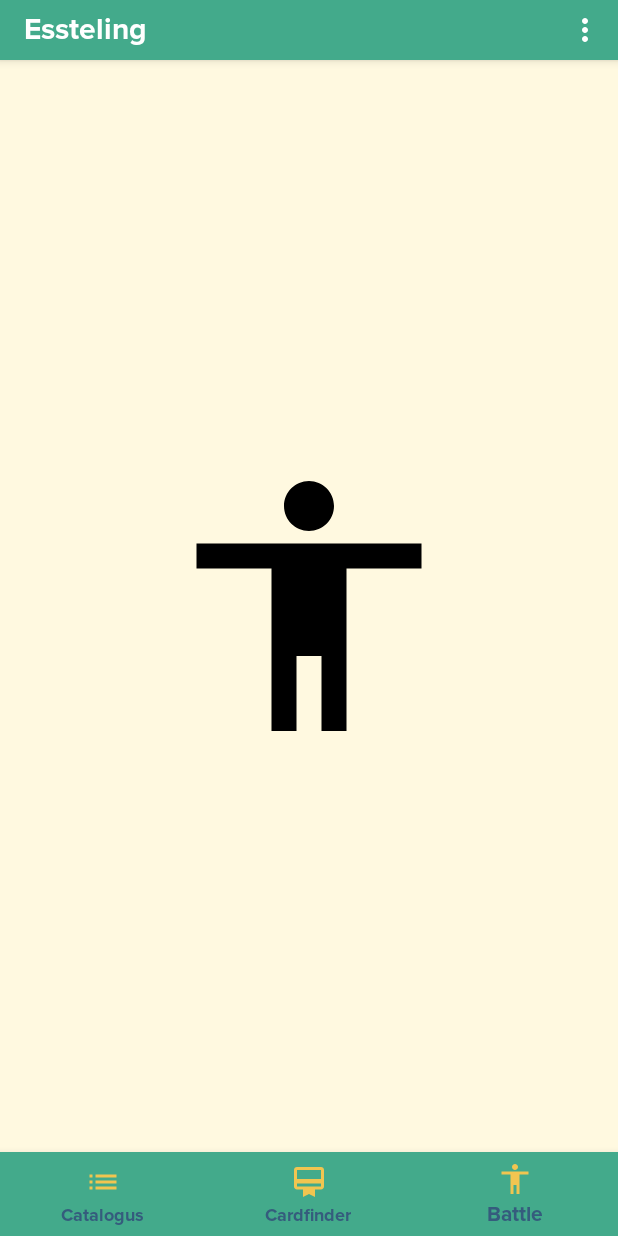
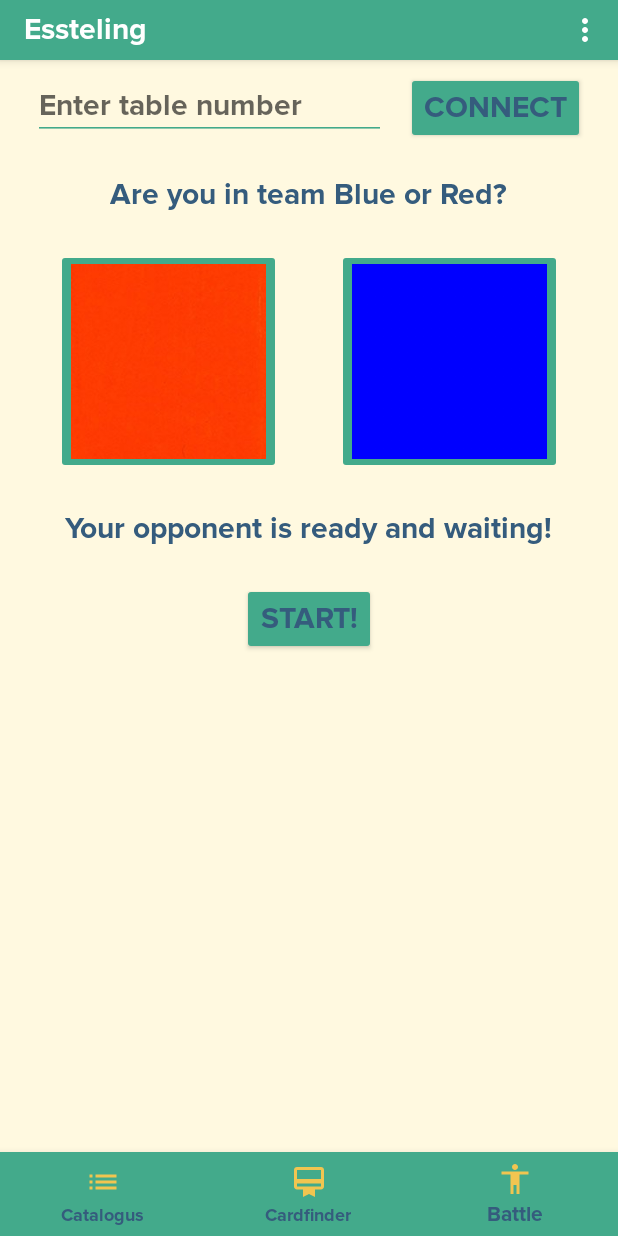
Before and after one commit to fdegroot1/MOB, an Android app: the BattleFragment screen opened through its navigation route, on a phone screen of 412 x 824 dp. Run offline under Robolectric (Android 15) with nearby library versions, the phone set to English and light mode, and no system bars; our stand-ins replace navigation-ui.

Commit message:
Tidy up merge conflicts

```diff
--- a/App/app/src/main/java/com/example/android/cardgame/ui/CatalogueFragment.java
+++ b/App/app/src/main/java/com/example/android/cardgame/ui/CatalogueFragment.java
@@ -12,7 +12,6 @@ import com.example.android.cardgame.R;
 import com.example.android.cardgame.SavedCardSettings;
 
 import java.util.ArrayList;
-import java.util.Objects;
 import java.util.Set;
 
 import mob.sdk.cards.Card;
--- a/App/app/src/main/res/layout/fragment_battle.xml
+++ b/App/app/src/main/res/layout/fragment_battle.xml
@@ -1,15 +1,90 @@
 <?xml version="1.0" encoding="utf-8"?>
-<FrameLayout xmlns:android="http://schemas.android.com/apk/res/android"
-    xmlns:tools="http://schemas.android.com/tools"
+<androidx.constraintlayout.widget.ConstraintLayout xmlns:android="http://schemas.android.com/apk/res/android"
+    xmlns:app="http://schemas.android.com/apk/res-auto"
     android:layout_width="match_parent"
-    android:layout_height="match_parent"
-    tools:context=".ui.BattleFragment"
-    >
-    <ImageView
-        android:id="@+id/imageView"
-        android:layout_width="200dp"
-        android:layout_height="200dp"
-        android:layout_gravity="center"
-        android:src="@drawable/ic_accessibility_black_24dp"
-        />
-</FrameLayout>
+    android:layout_height="match_parent">
+
+    <EditText
+        android:id="@+id/table_input"
+        android:layout_width="wrap_content"
+        android:layout_height="wrap_content"
+        android:layout_marginTop="8dp"
+        android:layout_marginLeft="8dp"
+        android:paddingRight="56dp"
+        android:inputType="number"
+        app:layout_constraintTop_toTopOf="parent"
+        app:layout_constraintRight_toLeftOf="@id/button_connect"
+        app:layout_constraintLeft_toLeftOf="parent"
+        android:hint="@string/table_input"
+        android:textSize="20dp"
+        android:layout_marginStart="8dp"
+        android:paddingEnd="56dp" />
+
+    <Button
+        android:id="@+id/button_connect"
+        android:layout_width="wrap_content"
+        android:layout_height="wrap_content"
+        android:layout_marginTop="8dp"
+        android:layout_marginRight="8dp"
+        android:text="@string/connect"
+        app:layout_constraintTop_toTopOf="parent"
+        app:layout_constraintLeft_toRightOf="@id/table_input"
+        app:layout_constraintRight_toRightOf="parent"
+        android:textSize="20sp"
+        android:layout_marginEnd="8dp" />
+
+    <TextView
+        android:id="@+id/team_select_text"
+        android:layout_width="wrap_content"
+        android:layout_height="wrap_content"
+        android:layout_marginTop="24dp"
+        android:text="@string/team_select"
+        android:textSize="20sp"
+        app:layout_constraintLeft_toLeftOf="parent"
+        app:layout_constraintRight_toRightOf="parent"
+        app:layout_constraintTop_toBottomOf="@id/table_input" />
+
+    <ImageButton
+        android:id="@+id/red_team"
+        android:layout_width="150dp"
+        android:layout_height="150dp"
+        android:layout_marginTop="24dp"
+        app:layout_constraintRight_toLeftOf="@id/blue_team"
+        app:layout_constraintTop_toBottomOf="@id/team_select_text"
+        app:layout_constraintLeft_toLeftOf="parent"
+        android:src="@drawable/red_placeholder"
+        android:scaleType="centerCrop" />
+
+    <ImageButton
+        android:id="@+id/blue_team"
+        android:layout_width="150dp"
+        android:layout_height="150dp"
+        android:layout_marginTop="24dp"
+        app:layout_constraintLeft_toRightOf="@id/red_team"
+        app:layout_constraintTop_toBottomOf="@id/team_select_text"
+        app:layout_constraintRight_toRightOf="parent"
+        android:src="@drawable/blue_placeholder"
+        android:scaleType="centerCrop" />
+
+    <TextView
+        android:id="@+id/opponent_ready"
+        android:layout_width="wrap_content"
+        android:layout_height="wrap_content"
+        android:layout_marginTop="24dp"
+        android:text="@string/opponent_ready"
+        android:textSize="20sp"
+        app:layout_constraintTop_toBottomOf="@id/red_team"
+        app:layout_constraintLeft_toLeftOf="parent"
+        app:layout_constraintRight_toRightOf="parent"/>
+
+    <Button
+        android:layout_width="wrap_content"
+        android:layout_height="wrap_content"
+        android:layout_marginTop="24dp"
+        android:text="@string/begin"
+        android:textSize="20sp"
+        app:layout_constraintTop_toBottomOf="@id/opponent_ready"
+        app:layout_constraintLeft_toLeftOf="parent"
+        app:layout_constraintRight_toRightOf="parent" />
+
+</androidx.constraintlayout.widget.ConstraintLayout>
```
Also changed, not shown: App/app/src/main/java/com/example/android/cardgame/MainActivity.java (+0 -18 lines), App/app/src/main/res/layout/activity_battle.xml (deleted, +0 -93 lines), App/app/src/main/res/layout/activity_cardfinder.xml (deleted, +0 -55 lines), App/app/src/main/res/layout/activity_cardview.xml (deleted, +0 -45 lines), App/app/src/main/res/layout/activity_catalogus.xml (deleted, +0 -58 lines), App/app/src/main/res/layout/fragment_cardfinder.xml (+35 -12 lines).
